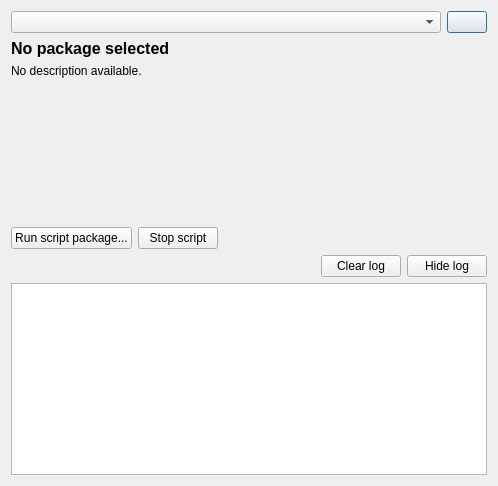
This is native/src/DovahKit/ui/main_window/script_window_package.ui in DavidJCobb/DovahKit as Qt 5 draws it before an edit. The edited form follows.
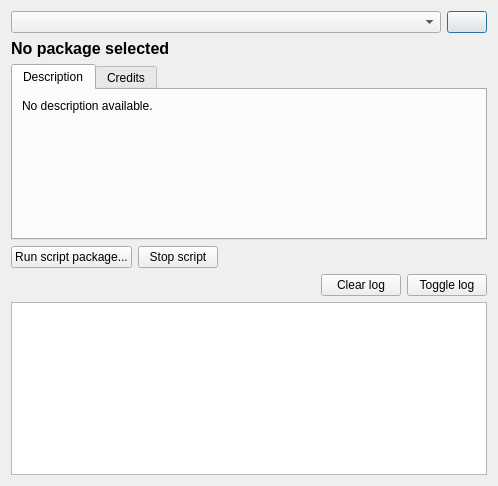
This is the edited form. Icons and pictures are not drawn.

Commit message:
Work on script package UI and parsing
Several "helper" files have been placed under CC0.

The script package window can now display scripts' authors.

Added support for NexusMods user profile links to the confirmation prompt for hyperlinks in scripted UIs, script package descriptions, and script package author links.

The script package manifest parser now de-indents blocks such as the package description.

The edit to the form file:
```diff
--- a/native/src/DovahKit/ui/main_window/script_window_package.ui
+++ b/native/src/DovahKit/ui/main_window/script_window_package.ui
@@ -13,7 +13,7 @@
   <property name="windowTitle">
    <string>Editor Scripting - Script Package</string>
   </property>
-  <layout class="QGridLayout" name="gridLayout">
+  <layout class="QGridLayout" name="gridLayout" rowstretch="0,1,0,1">
    <item row="0" column="0">
     <layout class="QHBoxLayout" name="layoutPackagePicker" stretch="1,0">
      <item>
@@ -42,7 +42,7 @@
     </layout>
    </item>
    <item row="1" column="0">
-    <layout class="QGridLayout" name="layoutPackage">
+    <layout class="QGridLayout" name="layoutPackage" rowstretch="0,1">
      <item row="0" column="0">
       <widget class="QLabel" name="packageName">
        <property name="font">
@@ -60,30 +60,70 @@
        </property>
       </widget>
      </item>
-     <item row="2" column="0">
-      <spacer name="verticalSpacer">
-       <property name="orientation">
-        <enum>Qt::Vertical</enum>
-       </property>
-       <property name="sizeHint" stdset="0">
-        <size>
-         <width>20</width>
-         <height>40</height>
-        </size>
-       </property>
-      </spacer>
-     </item>
      <item row="1" column="0">
-      <widget class="QLabel" name="packageDescription">
-       <property name="text">
-        <string>No description available.</string>
+      <widget class="QTabWidget" name="packageBody">
+       <property name="sizePolicy">
+        <sizepolicy hsizetype="Expanding" vsizetype="Preferred">
+         <horstretch>0</horstretch>
+         <verstretch>0</verstretch>
+        </sizepolicy>
        </property>
-       <property name="alignment">
-        <set>Qt::AlignLeading|Qt::AlignLeft|Qt::AlignTop</set>
+       <property name="currentIndex">
+        <number>0</number>
        </property>
-       <property name="wordWrap">
-        <bool>true</bool>
-       </property>
+       <widget class="QWidget" name="packageTabDesc">
+        <attribute name="title">
+         <string>Description</string>
+        </attribute>
+        <layout class="QGridLayout" name="gridLayout_2">
+         <item row="0" column="0">
+          <widget class="QLabel" name="packageDescription">
+           <property name="text">
+            <string>No description available.</string>
+           </property>
+           <property name="alignment">
+            <set>Qt::AlignLeading|Qt::AlignLeft|Qt::AlignTop</set>
+           </property>
+           <property name="wordWrap">
+            <bool>true</bool>
+           </property>
+          </widget>
+         </item>
+         <item row="1" column="0">
+          <spacer name="verticalSpacer">
+           <property name="orientation">
+            <enum>Qt::Vertical</enum>
+           </property>
+           <property name="sizeHint" stdset="0">
+            <size>
+             <width>5</width>
+             <height>62</height>
+            </size>
+           </property>
+          </spacer>
+         </item>
+        </layout>
+       </widget>
+       <widget class="QWidget" name="packageTabAuthors">
+        <attribute name="title">
+         <string>Credits</string>
+        </attribute>
+        <layout class="QVBoxLayout" name="verticalLayout">
+         <item>
+          <spacer name="verticalSpacer_2">
+           <property name="orientation">
+            <enum>Qt::Vertical</enum>
+           </property>
+           <property name="sizeHint" stdset="0">
+            <size>
+             <width>5</width>
+             <height>0</height>
+            </size>
+           </property>
+          </spacer>
+         </item>
+        </layout>
+       </widget>
       </widget>
      </item>
     </layout>
@@ -146,7 +186,7 @@
        <item>
         <widget class="QPushButton" name="buttonToggleLog">
          <property name="text">
-          <string>Hide log</string>
+          <string>Toggle log</string>
          </property>
         </widget>
        </item>
```
The commit also changes 48 other files.
